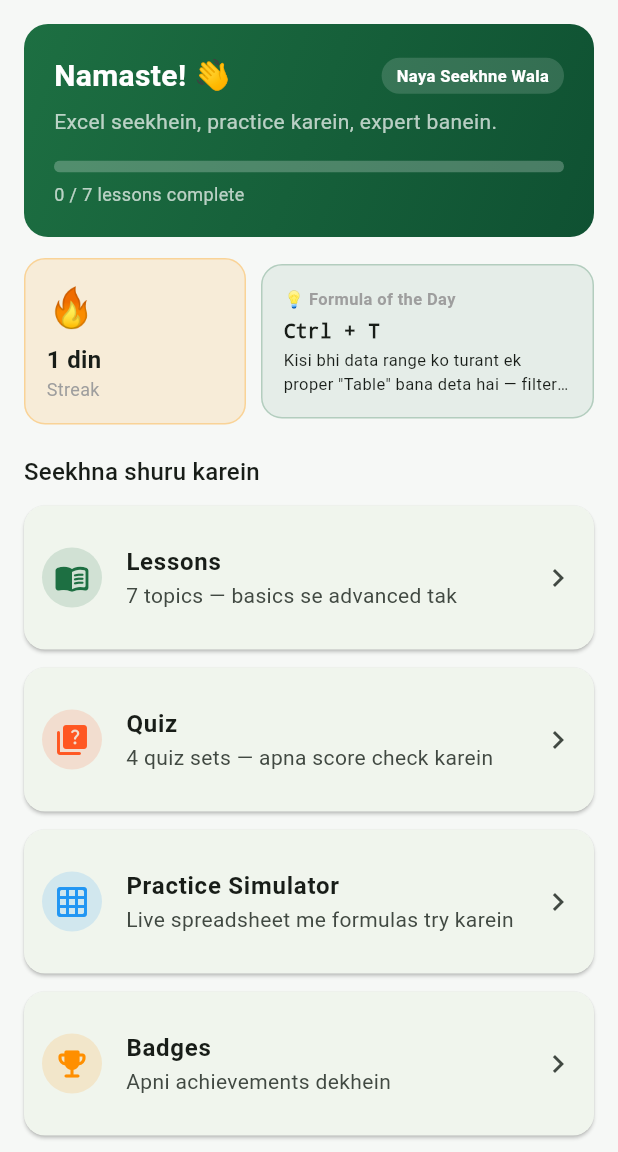
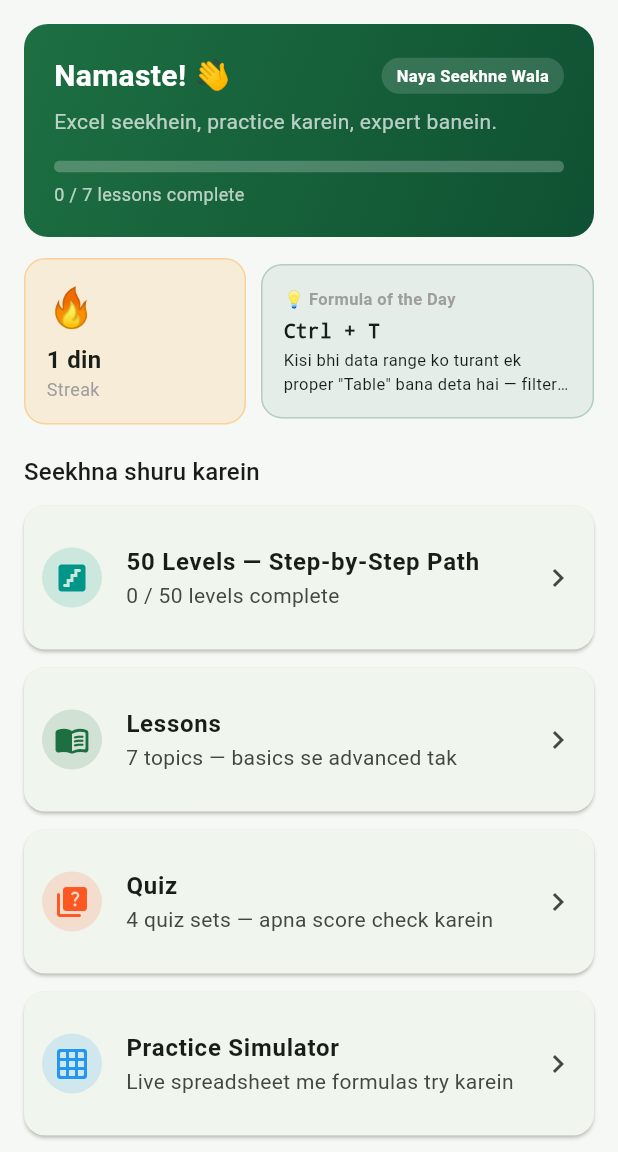
Before and after one commit to akashkatkdhond-lang/excel-guru-app, a Flutter app: the HomeScreen screen opened directly, on a phone screen of 412 x 824 dp, the part 84-1236 px from its top. Run offline on Flutter 3.47's test engine with Material 3 defaults, Android fonts, the phone set to English and light mode, and no system bars; our stand-ins replace google_mobile_ads, in_app_purchase, pdf, share_plus, shared_preferences; accounts and stored records are empty; network calls fail.

Commit message:
Add 50-level structured learning path (Levels 1-25 free, 26-50 premium)
- New ExcelLevel model + 50 real Excel topics, sequenced from basics to interview-prep
- Sequential unlock: complete level N to unlock N+1
- Premium levels (26-50) require purchase even if sequentially unlocked
- New Levels screen (progress bar + numbered path) and Level Detail screen
- ProgressService tracks completed levels separately from topic-based Lessons

Co-Authored-By: Claude Sonnet 5 <noreply@anthropic.com>

```diff
--- /dev/null
+++ b/lib/data/levels_data.dart
@@ -0,0 +1,367 @@
+import '../models/excel_level.dart';
+
+/// The 50-level structured path. Levels 1-25 are free (fundamentals),
+/// 26-50 are premium (intermediate/advanced/career-focused) — this
+/// mirrors the Lessons free/paid split so the whole app is consistent.
+///
+/// Keep `number` sequential and unique — ProgressService uses it as the
+/// unlock/completion key.
+final List<ExcelLevel> excelLevels = [
+  // ---------------- FREE: 1-25 (Fundamentals) ----------------
+  const ExcelLevel(
+    number: 1,
+    title: 'Excel Interface Tour',
+    category: 'Basics',
+    explanation: 'Ribbon, Formula Bar, Cells aur Sheets kahan hote hain — Excel kholte hi sabse pehle yeh samajhna zaroori hai.',
+  ),
+  const ExcelLevel(
+    number: 2,
+    title: 'Cell, Row, Column, Sheet',
+    category: 'Basics',
+    explanation: 'Har cell ka address hota hai — Column letter + Row number. Ek Workbook me multiple Sheets ho sakti hain.',
+    formulaExample: 'A1, B2, C10',
+  ),
+  const ExcelLevel(
+    number: 3,
+    title: 'Data Enter aur Edit Karna',
+    category: 'Basics',
+    explanation: 'Kisi cell par click karke type karein, Enter dabayein. Edit karne ke liye double-click ya F2 dabayein.',
+  ),
+  const ExcelLevel(
+    number: 4,
+    title: 'Cell References (A1 Style)',
+    category: 'Basics',
+    explanation: 'Formula me cell ka naam likh kar uski value use kar sakte hain — jaise =A1 se A1 ki value milegi.',
+    formulaExample: '=A1',
+  ),
+  const ExcelLevel(
+    number: 5,
+    title: 'Basic Arithmetic Formulas',
+    category: 'Basics',
+    explanation: 'Har formula "=" se shuru hota hai. Jodna, ghatana, guna, bhaag — sab seedhe operators se hota hai.',
+    formulaExample: '=A1+A2   =A1-A2   =A1*A2   =A1/A2',
+  ),
+  const ExcelLevel(
+    number: 6,
+    title: 'AutoSum aur SUM Function',
+    category: 'Basic Formulas',
+    explanation: 'SUM ek range ke sabhi numbers ko turant jodta hai. Ribbon me "AutoSum" button se ek click me ban jata hai.',
+    formulaExample: '=SUM(A1:A5)',
+  ),
+  const ExcelLevel(
+    number: 7,
+    title: 'AVERAGE Function',
+    category: 'Basic Formulas',
+    explanation: 'Range ke numbers ka average (mean) nikalta hai.',
+    formulaExample: '=AVERAGE(A1:A5)',
+  ),
+  const ExcelLevel(
+    number: 8,
+    title: 'MIN aur MAX Functions',
+    category: 'Basic Formulas',
+    explanation: 'MIN sabse chhota aur MAX sabse bada number range me se deta hai.',
+    formulaExample: '=MIN(A1:A5)   =MAX(A1:A5)',
+  ),
+  const ExcelLevel(
+    number: 9,
+    title: 'COUNT aur COUNTA Functions',
+    category: 'Basic Formulas',
+    explanation: 'COUNT sirf numbers ginta hai, COUNTA numbers + text dono cells ginta hai.',
+    formulaExample: '=COUNT(A1:A10)   =COUNTA(A1:A10)',
+  ),
+  const ExcelLevel(
+    number: 10,
+    title: 'Basic Cell Formatting',
+    category: 'Formatting',
+    explanation: 'Bold, Italic, font color, cell background color — Home tab se cells ko attractive banayein.',
+  ),
+  const ExcelLevel(
+    number: 11,
+    title: 'Number Formatting',
+    category: 'Formatting',
+    explanation: 'Numbers ko Currency (₹), Percentage (%), ya fixed decimals me dikhana — bina value badle sirf display change hota hai.',
+  ),
+  const ExcelLevel(
+    number: 12,
+    title: 'Copy, Cut, Paste Special',
+    category: 'Productivity',
+    explanation: 'Ctrl+C / Ctrl+X / Ctrl+V toh sabko pata hai — Paste Special se sirf values, sirf formatting, ya formulas paste kar sakte hain.',
+  ),
+  const ExcelLevel(
+    number: 13,
+    title: 'AutoFill aur Fill Handle',
+    category: 'Productivity',
+    explanation: 'Cell ke corner ko drag karke pattern (1,2,3... ya dates) automatically continue kar sakte hain.',
+  ),
+  const ExcelLevel(
+    number: 14,
+    title: 'Data Sort Karna',
+    category: 'Data Management',
+    explanation: 'A-Z, Z-A, ya numbers ko chhote-bade order me arrange karna — Data tab me Sort button se.',
+  ),
+  const ExcelLevel(
+    number: 15,
+    title: 'Basic Filtering',
+    category: 'Data Management',
+    explanation: 'Filter laga kar sirf wahi rows dikhayein jo condition match karti hain — baaki temporarily chhup jaati hain.',
+  ),
+  const ExcelLevel(
+    number: 16,
+    title: 'Freeze Panes',
+    category: 'Productivity',
+    explanation: 'Bade data me headers ko fix kar dena taaki scroll karte waqt bhi top row/column dikhta rahe.',
+  ),
+  const ExcelLevel(
+    number: 17,
+    title: 'Basic IF Function',
+    category: 'Logical Functions',
+    explanation: 'Ek condition check karta hai — TRUE ho to ek value, FALSE ho to dusri value deta hai.',
+    formulaExample: '=IF(A1>50,"Pass","Fail")',
+  ),
+  const ExcelLevel(
+    number: 18,
+    title: 'AND / OR Functions',
+    category: 'Logical Functions',
+    explanation: 'AND — sabhi conditions sahi honi chahiye. OR — koi ek condition sahi ho to kaafi hai.',
+    formulaExample: '=AND(A1>40,B1>40)   =OR(A1>40,B1>40)',
+  ),
+  const ExcelLevel(
+    number: 19,
+    title: 'Nested IF',
+    category: 'Logical Functions',
+    explanation: 'Ek IF ke andar dusra IF laga kar grading jaisa multi-level result nikalte hain.',
+    formulaExample: '=IF(A1>=90,"A",IF(A1>=75,"B","C"))',
+  ),
+  const ExcelLevel(
+    number: 20,
+    title: 'Absolute vs Relative References',
+    category: 'Formulas',
+    explanation: '\$ sign lagane se reference "lock" ho jata hai — formula copy karne par bhi wahi cell refer karta hai. F4 se turant lagta hai.',
+    formulaExample: '\$A\$1',
+  ),
+  const ExcelLevel(
+    number: 21,
+    title: 'COUNTIF Function',
+    category: 'Conditional Formulas',
+    explanation: 'Ek condition follow karne wali cells ki ginti karta hai.',
+    formulaExample: '=COUNTIF(A1:A10,">50")',
+  ),
+  const ExcelLevel(
+    number: 22,
+    title: 'COUNTIFS Function',
+    category: 'Conditional Formulas',
+    explanation: 'Multiple conditions ek saath check karke ginti karta hai.',
+    formulaExample: '=COUNTIFS(A1:A10,">50",B1:B10,"Delhi")',
+  ),
+  const ExcelLevel(
+    number: 23,
+    title: 'SUMIF Function',
+    category: 'Conditional Formulas',
+    explanation: 'Condition ke hisaab se sirf matching rows ka total nikalta hai.',
+    formulaExample: '=SUMIF(A1:A10,"Delhi",B1:B10)',
+  ),
+  const ExcelLevel(
+    number: 24,
+    title: 'SUMIFS Function',
+    category: 'Conditional Formulas',
+    explanation: 'Multiple conditions ke hisaab se total nikalta hai — SUMIF ka advanced version.',
+    formulaExample: '=SUMIFS(C1:C10,A1:A10,"Delhi",B1:B10,">100")',
+  ),
+  const ExcelLevel(
+    number: 25,
+    title: 'Essential Keyboard Shortcuts',
+    category: 'Productivity',
+    explanation: 'Ctrl+Arrow (data ke end tak jump), Ctrl+Space (column select), Alt+= (auto SUM), Ctrl+` (formulas show/hide).',
+  ),
+
+  // ---------------- PREMIUM: 26-50 (Intermediate/Advanced/Career) ----------------
+  const ExcelLevel(
+    number: 26,
+    title: 'VLOOKUP Basics',
+    category: 'Lookup Functions',
+    explanation: 'Kisi value ko table ke pehle column me dhundh kar usi row se dusra column ka data laata hai. Reports me bahut common hai.',
+    formulaExample: '=VLOOKUP(A2,\$D\$2:\$F\$100,3,FALSE)',
+    isPremium: true,
+  ),
+  const ExcelLevel(
+    number: 27,
+    title: 'VLOOKUP Advanced (Errors & Approx Match)',
+    category: 'Lookup Functions',
+    explanation: 'FALSE vs TRUE match, #N/A errors ko IFERROR se handle karna — real-world VLOOKUP yahi hai.',
+    formulaExample: '=IFERROR(VLOOKUP(A2,\$D\$2:\$F\$100,3,FALSE),"Not Found")',
+    isPremium: true,
+  ),
+  const ExcelLevel(
+    number: 28,
+    title: 'HLOOKUP',
+    category: 'Lookup Functions',
+    explanation: 'VLOOKUP jaisa hi hai lekin horizontally — pehli row me dhundh kar neeche wali row se value laata hai.',
+    formulaExample: '=HLOOKUP(A2,D1:H10,3,FALSE)',
+    isPremium: true,
+  ),
+  const ExcelLevel(
+    number: 29,
+    title: 'INDEX Function',
+    category: 'Lookup Functions',
+    explanation: 'Ek range me se position number ke basis par value nikalta hai.',
+    formulaExample: '=INDEX(C1:C10,3)',
+    isPremium: true,
+  ),
+  const ExcelLevel(
+    number: 30,
+    title: 'MATCH Function',
+    category: 'Lookup Functions',
+    explanation: 'Ek value ki position (row number) range me dhundh kar deta hai.',
+    formulaExample: '=MATCH(A2,B1:B10,0)',
+    isPremium: true,
+  ),
+  const ExcelLevel(
+    number: 31,
+    title: 'INDEX + MATCH Combo',
+    category: 'Lookup Functions',
+    explanation: 'VLOOKUP se zyada flexible — left-right dono direction me search kar sakta hai aur fast bhi hota hai.',
+    formulaExample: '=INDEX(C:C,MATCH(A2,B:B,0))',
+    isPremium: true,
+  ),
+  const ExcelLevel(
+    number: 32,
+    title: 'XLOOKUP — Modern Lookup',
+    category: 'Lookup Functions',
+    explanation: 'Naye Excel versions me VLOOKUP ka better replacement — left-right search, built-in error handling.',
+    formulaExample: '=XLOOKUP(A2,B:B,C:C,"Not Found")',
+    isPremium: true,
+  ),
+  const ExcelLevel(
+    number: 33,
+    title: 'Text Functions: LEFT, RIGHT, MID',
+    category: 'Text Functions',
+    explanation: 'Text me se specific characters nikalne ke liye.',
+    formulaExample: '=LEFT(A1,3)   =RIGHT(A1,4)   =MID(A1,2,3)',
+    isPremium: true,
+  ),
+  const ExcelLevel(
+    number: 34,
+    title: 'CONCATENATE aur TEXTJOIN',
+    category: 'Text Functions',
+    explanation: 'Do ya zyada text values ko jodne ke liye.',
+    formulaExample: '=A1&" "&B1   =TEXTJOIN(", ",TRUE,A1:A5)',
+    isPremium: true,
+  ),
+  const ExcelLevel(
+    number: 35,
+    title: 'TRIM, UPPER, LOWER, PROPER',
+    category: 'Text Functions',
+    explanation: 'Extra spaces hatana, text ko CAPITAL/small/Title Case me badalna — messy data clean karne ke liye.',
+    formulaExample: '=TRIM(A1)   =UPPER(A1)   =PROPER(A1)',
+    isPremium: true,
+  ),
+  const ExcelLevel(
+    number: 36,
+    title: 'Date Functions: TODAY, NOW, DATE',
+    category: 'Date Functions',
+    explanation: 'Aaj ki date/time nikalna ya koi specific date banana.',
+    formulaExample: '=TODAY()   =NOW()   =DATE(2026,8,11)',
+    isPremium: true,
+  ),
+  const ExcelLevel(
+    number: 37,
+    title: 'DATEDIF, EDATE, EOMONTH',
+    category: 'Date Functions',
+    explanation: 'Do dates ke beech ka gap nikalna, ya kisi date se months aage-peeche jaana.',
+    formulaExample: '=DATEDIF(A1,B1,"D")',
+    isPremium: true,
+  ),
+  const ExcelLevel(
+    number: 38,
+    title: 'Conditional Formatting Basics',
+    category: 'Formatting',
+    explanation: 'Condition ke basis par cells automatically highlight/color ho jaati hain — jaise low sales ko red karna.',
+    isPremium: true,
+  ),
+  const ExcelLevel(
+    number: 39,
+    title: 'Conditional Formatting with Formulas',
+    category: 'Formatting',
+    explanation: 'Custom formula likh kar bahut advanced highlighting rules bana sakte hain.',
+    formulaExample: '=\$B2<\$C2',
+    isPremium: true,
+  ),
+  const ExcelLevel(
+    number: 40,
+    title: 'Data Validation: Dropdown Lists',
+    category: 'Data Management',
+    explanation: 'Cell me sirf ek predefined list se hi value choose ho sake — data entry errors kam hote hain.',
+    isPremium: true,
+  ),
+  const ExcelLevel(
+    number: 41,
+    title: 'Data Validation: Custom Rules',
+    category: 'Data Management',
+    explanation: 'Sirf numbers, sirf ek range, ya custom formula-based validation lagana.',
+    isPremium: true,
+  ),
+  const ExcelLevel(
+    number: 42,
+    title: 'Removing Duplicates',
+    category: 'Data Management',
+    explanation: 'Ek click me repeat hone wali rows ko hata dena — bade data cleanup ke liye zaroori.',
+    isPremium: true,
+  ),
+  const ExcelLevel(
+    number: 43,
+    title: 'Text to Columns',
+    category: 'Data Management',
+    explanation: 'Ek column ke text ko comma/space ke basis par multiple columns me split karna.',
+    isPremium: true,
+  ),
+  const ExcelLevel(
+    number: 44,
+    title: 'Basic Charts (Bar, Line, Pie)',
+    category: 'Charts',
+    explanation: 'Data select karke Insert tab se ek click me chart bana sakte hain.',
+    isPremium: true,
+  ),
+  const ExcelLevel(
+    number: 45,
+    title: 'Advanced Charts (Combo & Dual Axis)',
+    category: 'Charts',
+    explanation: 'Do alag scale ke data ko ek hi chart me dikhana — jaise Sales bars aur Growth % line ek saath.',
+    isPremium: true,
+  ),
+  const ExcelLevel(
+    number: 46,
+    title: 'Pivot Table Basics',
+    category: 'Pivot Tables',
+    explanation: 'Bade data ko group-by, total, average se summarize karne ka sabse powerful tool.',
+    isPremium: true,
+  ),
+  const ExcelLevel(
+    number: 47,
+    title: 'Pivot Table Advanced',
+    category: 'Pivot Tables',
+    explanation: 'Calculated fields, grouping (dates by month), aur multiple value fields ka use.',
+    isPremium: true,
+  ),
+  const ExcelLevel(
+    number: 48,
+    title: 'What-If Analysis (Goal Seek)',
+    category: 'Analysis',
+    explanation: 'Result pehle se pata ho to Excel se pucho ki input kya hona chahiye — reverse calculation.',
+    isPremium: true,
+  ),
+  const ExcelLevel(
+    number: 49,
+    title: 'Error Handling (IFERROR, ISERROR)',
+    category: 'Formulas',
+    explanation: 'Formula me error aaye to crash dikhane ke bajaye custom message dikhana — professional sheets ke liye zaroori.',
+    formulaExample: '=IFERROR(A1/B1,"Error")',
+    isPremium: true,
+  ),
+  const ExcelLevel(
+    number: 50,
+    title: 'Excel Interview Prep — Final Level',
+    category: 'Career',
+    explanation: 'Sabse zyada pooche jaane wale Excel interview concepts ka summary — VLOOKUP vs INDEX-MATCH, Pivot Table use-cases, aur common mistakes. Yeh complete karke aap job-ready hain! 🎉',
+    isPremium: true,
+  ),
+];
--- a/lib/screens/home_screen.dart
+++ b/lib/screens/home_screen.dart
@@ -1,6 +1,7 @@
 import 'package:flutter/material.dart';
 import 'package:provider/provider.dart';
 import '../data/lessons_data.dart';
+import '../data/levels_data.dart';
 import '../data/quiz_data.dart';
 import '../services/language_service.dart';
 import '../services/progress_service.dart';
@@ -10,6 +11,7 @@ import '../widgets/streak_card.dart';
 import 'badges_screen.dart';
 import 'certificate_screen.dart';
 import 'lesson_list_screen.dart';
+import 'levels_screen.dart';
 import 'premium_screen.dart';
 import 'quiz_list_screen.dart';
 import 'settings_screen.dart';
@@ -57,6 +59,16 @@ class HomeScreen extends StatelessWidget {
                   const SizedBox(height: 20),
                   Text('Seekhna shuru karein', style: Theme.of(context).textTheme.titleMedium),
                   const SizedBox(height: 10),
+                  _MenuTile(
+                    icon: Icons.stairs_rounded,
+                    title: '50 Levels — Step-by-Step Path',
+                    subtitle: '${progress.completedLevels.length} / ${excelLevels.length} levels complete',
+                    color: Colors.teal,
+                    onTap: () => Navigator.push(
+                      context,
+                      MaterialPageRoute(builder: (_) => const LevelsScreen()),
+                    ),
+                  ),
                   _MenuTile(
                     icon: Icons.menu_book_rounded,
                     title: 'Lessons',
```
Also changed, not shown: lib/models/excel_level.dart (added, +20 -0 lines), lib/screens/level_detail_screen.dart (added, +123 -0 lines), lib/screens/levels_screen.dart (added, +135 -0 lines), lib/services/progress_service.dart (+23 -0 lines).
